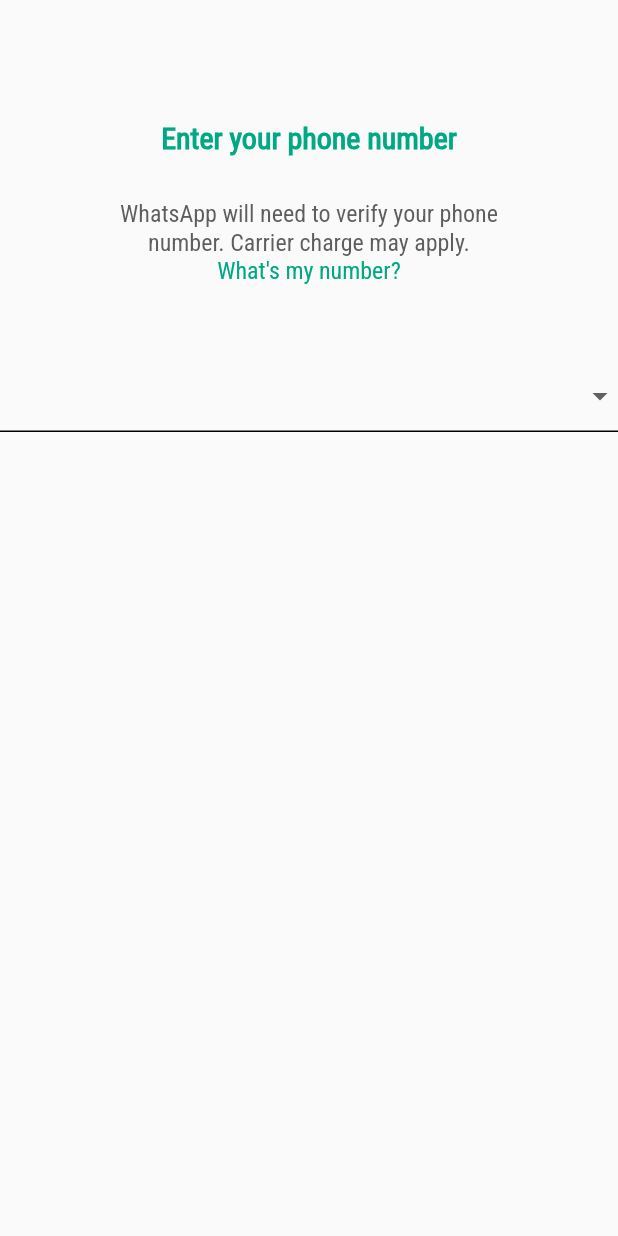
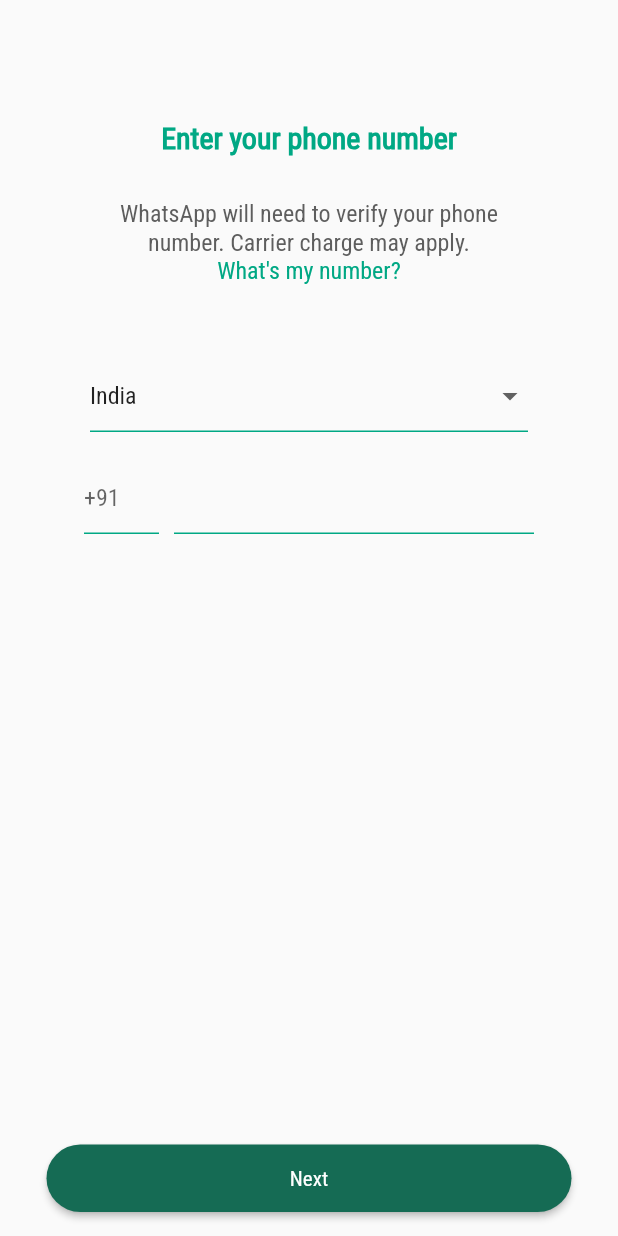
Before and after one commit to Linuxcode01/WhatsApp-Ui, a Flutter app: the screen it shows after launch, after a tap on "Agree and continue", on a phone screen of 412 x 824 dp. Run offline on Flutter 3.47's test engine with Material 3 defaults, Android fonts, the phone set to English and light mode, and no system bars.

```diff
--- a/lib/Screens/Login/loginscreen.dart
+++ b/lib/Screens/Login/loginscreen.dart
@@ -1,45 +1,149 @@
 import 'package:flutter/material.dart';
 import 'package:wathsapp_clone/Screens/Widgets/UiHelper.dart';
 
-class LoginScreen extends StatefulWidget{
+import '../Otp/otpscreen.dart';
+
+class LoginScreen extends StatefulWidget {
+  const LoginScreen({super.key});
+
   @override
   State<LoginScreen> createState() => _LoginScreenState();
 }
 
 class _LoginScreenState extends State<LoginScreen> {
+  TextEditingController phoneController = TextEditingController();
+
   String selectedCountry = "India";
-
-  List<String> countries = ["America", "Africa", "Italy","Germany"];
+  List<String> countries = ["America", "Africa", "Italy", "Germany", "India"];
 
   @override
   Widget build(BuildContext context) {
     return Scaffold(
-
       body: Center(
         child: Column(
           mainAxisAlignment: MainAxisAlignment.start,
           children: [
-            SizedBox(height: 80,),
-            UiHelper.CustomText(text: "Enter your phone number", height: 20,color: Color(0XFF00A884),fontweight: FontWeight.bold),
-            SizedBox(height: 30,),
-            UiHelper.CustomText(text: "WhatsApp will need to verify your phone", height: 16),
-            UiHelper.CustomText(text: "number. Carrier charge may apply.", height: 16),
-            UiHelper.CustomText(text: "What's my number?", height: 16, color: Color(0XFF00A884)),
-            SizedBox(height: 50,),
-            DropdownButtonFormField(items: countries.map( (String country){
-              return DropdownMenuItem(value: country,child: Text(country),);
-            }).toList(), onChanged: (newvalue){
-              setState(() {
-                selectedCountry = newvalue!;
-              });
-            }, value: selectedCountry, decoration: InputDecoration(
-              enabledBorder: UnderlineInputBorder(
+            SizedBox(height: 80),
+            UiHelper.CustomText(
+              text: "Enter your phone number",
+              height: 20,
+              color: Color(0XFF00A884),
+              fontweight: FontWeight.bold,
+            ),
+            SizedBox(height: 30),
+            UiHelper.CustomText(
+              text: "WhatsApp will need to verify your phone",
+              height: 16,
+            ),
+            UiHelper.CustomText(
+              text: "number. Carrier charge may apply.",
+              height: 16,
+            ),
+            UiHelper.CustomText(
+              text: "What's my number?",
+              height: 16,
+              color: Color(0XFF00A884),
+            ),
+            SizedBox(height: 50),
 
-              )
-            ),)
+            Padding(
+              padding: const EdgeInsets.only(left: 60, right: 60),
+              child: DropdownButtonFormField(
+                items: countries.map((String country) {
+                  return DropdownMenuItem(
+                    child: Text(country.toString()),
+                    value: country,
+                  );
+                }).toList(),
+                onChanged: (value) {
+                  setState(() {
+                    selectedCountry = value!;
+                  });
+                },
+                value: selectedCountry,
+                decoration: InputDecoration(
+                  enabledBorder: UnderlineInputBorder(
+                    borderSide: BorderSide(color: Color(0XFF00A884)),
+                  ),
+                  focusedBorder: UnderlineInputBorder(
+                    borderSide: BorderSide(color: Color(0XFF00A884)),
+                  ),
+                ),
+              ),
+            ),
+            SizedBox(height: 20),
+            Row(
+              mainAxisAlignment: MainAxisAlignment.center,
+              children: [
+                SizedBox(
+                  width: 50,
+                  child: TextField(
+                    keyboardType: TextInputType.number,
+                    decoration: InputDecoration(
+                      hintText: "+91",
+                      border: UnderlineInputBorder(
+                        borderSide: BorderSide(color: Color(0XFF00A884)),
+                      ),
+                      focusedBorder: UnderlineInputBorder(
+                        borderSide: BorderSide(color: Color(0XFF00A884)),
+                      ),
+                      enabledBorder: UnderlineInputBorder(
+                        borderSide: BorderSide(color: Color(0XFF00A884)),
+                      ),
+                    ),
+                  ),
+                ),
+                SizedBox(width: 10),
+                SizedBox(
+                  width: 240,
+                  child: TextField(
+                    keyboardType: TextInputType.number,
+                    controller: phoneController,
+                    decoration: InputDecoration(
+                      enabledBorder: UnderlineInputBorder(
+                        borderSide: BorderSide(color: Color(0XFF00A884)),
+                      ),
+                    ),
+                  ),
+                ),
+              ],
+            ),
           ],
         ),
       ),
+      floatingActionButton: UiHelper.CustomButtom(
+        callback: () {
+          login(phoneController.text.toString());
+        },
+        buttonname: "Next",
+      ),
+      floatingActionButtonLocation: FloatingActionButtonLocation.centerFloat,
     );
   }
+
+  login(String phonenumber) {
+    if (phonenumber == "") {
+      return ScaffoldMessenger.of(context).showSnackBar(
+        SnackBar(
+          content: Text("Enter your Phone Number"),
+          backgroundColor: Color(0XFF00A884),
+        ),
+      );
+    } else {
+      if (phonenumber.length != 10) {
+        return ScaffoldMessenger.of(context).showSnackBar(
+          SnackBar(
+            content: Text("Invalid phone number"),
+            backgroundColor: Color(0XFF00A884),
+          ),
+        );
+      }
+      Navigator.push(
+        context,
+        MaterialPageRoute(
+          builder: (context) => OptScreen(phonenumber: phonenumber),
+        ),
+      );
+    }
+  }
 }
--- a/lib/Screens/OnBoarding/onboardingscreen.dart
+++ b/lib/Screens/OnBoarding/onboardingscreen.dart
@@ -1,9 +1,10 @@
-import 'package:flutter/cupertino.dart';
 import 'package:flutter/material.dart';
 import 'package:wathsapp_clone/Screens/Login/loginscreen.dart';
 import 'package:wathsapp_clone/Screens/Widgets/UiHelper.dart';
 
 class OnBoardingScreen extends StatelessWidget{
+  const OnBoardingScreen({super.key});
+
   @override
   Widget build(BuildContext context) {
     // TODO: implement build
@@ -15,18 +16,24 @@ class OnBoardingScreen extends StatelessWidget{
             Image.asset("assets/images/icons8-whatsapp-144.png"),
             SizedBox(height: 20,),
             UiHelper.CustomText(text: "Welcome to WhatsApp", height: 18, color: Colors.green ),
-            SizedBox(height: 20,),
+            SizedBox(height: 15,),
 
-            Row(children: [
+            Padding(
+              padding: const EdgeInsets.only(left: 50),
+              child: Row(children: [
                   UiHelper.CustomText(text: "Read out", height: 14),
                   UiHelper.CustomText(text: " Privacy and Policy.", height: 14, color: Colors.blue),
                   UiHelper.CustomText(text: 'Tap "Agree and continue" ', height: 14),
               ],),
+            ),
 
-            Row(children: [
+            Padding(
+              padding: const EdgeInsets.only(left: 100),
+              child: Row(children: [
                   UiHelper.CustomText(text: ' to accept the', height: 14),
                   UiHelper.CustomText(text: ' Teams of Service.', height: 14, color: Colors.blue),
                 ],),
+            ),
           ],
         ),
       ),
```
Also changed, not shown: lib/Screens/Otp/otpscreen.dart (added, +91 -0 lines), lib/Screens/Widgets/uihelper.dart (+20 -0 lines). Lines whose indentation alone changed are shown as unchanged.
